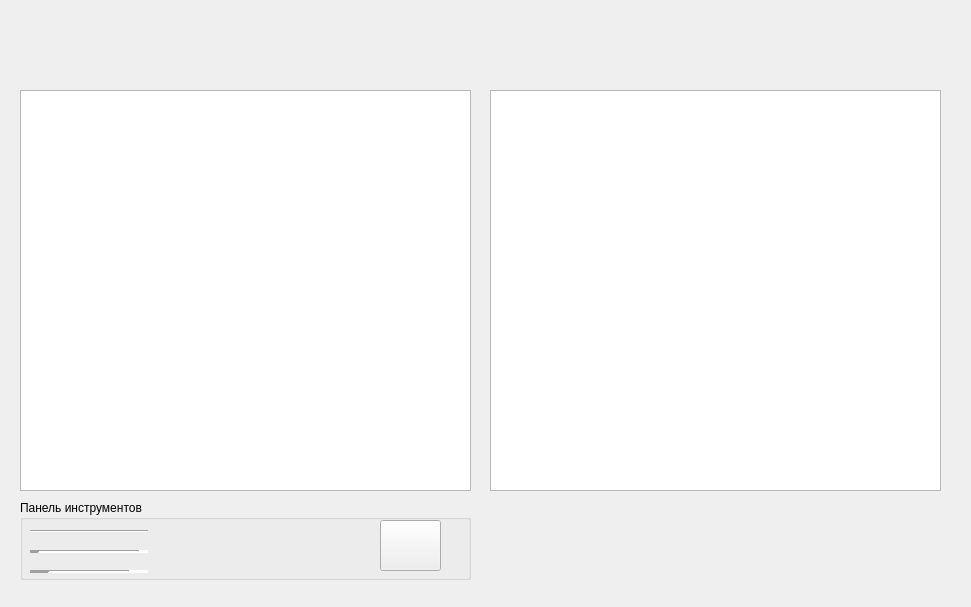
This is widget.ui in vikkiorrikki/Colorist as Qt 5 draws it before an edit. The edited form follows.
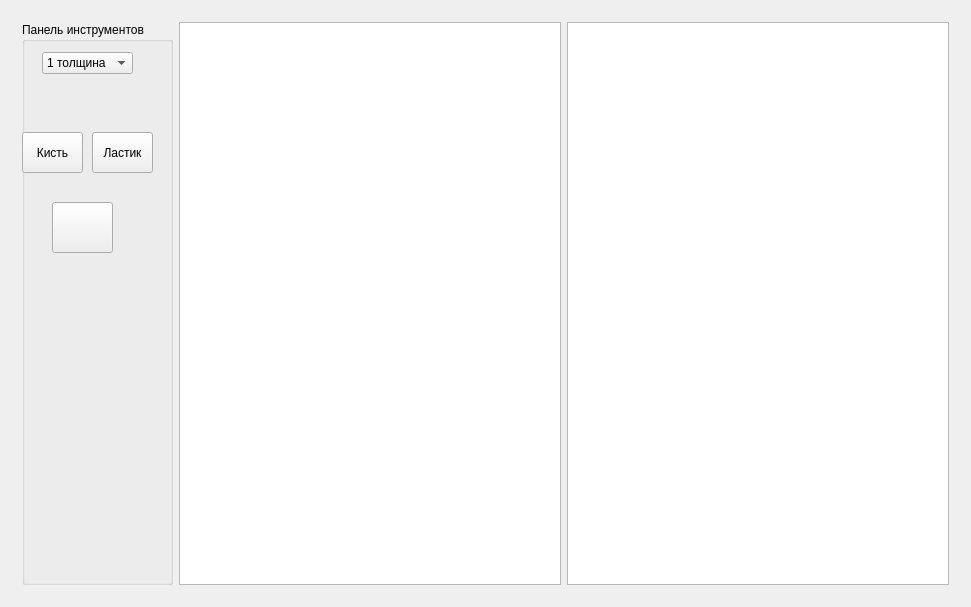
This is the edited form. The open tabs and pages were chosen to show the change.

```diff
--- a/widget.ui
+++ b/widget.ui
@@ -16,15 +16,9 @@
   <property name="autoFillBackground">
    <bool>false</bool>
   </property>
+  <layout class="QHBoxLayout" name="horizontalLayout_3">
+   <item>
   <widget class="QStackedWidget" name="stackedWidget">
-   <property name="geometry">
-    <rect>
-     <x>10</x>
-     <y>10</y>
-     <width>941</width>
-     <height>581</height>
-    </rect>
-   </property>
    <property name="currentIndex">
     <number>1</number>
    </property>
@@ -214,34 +208,14 @@
     </widget>
    </widget>
    <widget class="QWidget" name="page">
-    <widget class="QGraphicsView" name="graphicsView">
-     <property name="geometry">
-      <rect>
-       <x>10</x>
-       <y>80</y>
-       <width>451</width>
-       <height>401</height>
-      </rect>
-     </property>
-    </widget>
-    <widget class="QGraphicsView" name="graphicsView_2">
-     <property name="geometry">
-      <rect>
-       <x>480</x>
-       <y>80</y>
-       <width>451</width>
-       <height>401</height>
-      </rect>
-     </property>
-    </widget>
+      <layout class="QHBoxLayout" name="horizontalLayout_4">
+       <item>
     <widget class="QGroupBox" name="groupBox">
-     <property name="geometry">
-      <rect>
-       <x>10</x>
-       <y>490</y>
-       <width>451</width>
-       <height>80</height>
-      </rect>
+         <property name="minimumSize">
+          <size>
+           <width>0</width>
+           <height>0</height>
+          </size>
      </property>
      <property name="title">
       <string>Панель инструментов</string>
@@ -249,8 +223,8 @@
      <widget class="QPushButton" name="pushButton_2">
       <property name="geometry">
        <rect>
-        <x>360</x>
-        <y>20</y>
+            <x>30</x>
+            <y>180</y>
         <width>61</width>
         <height>51</height>
        </rect>
@@ -259,55 +233,99 @@
        <string/>
       </property>
      </widget>
-     <widget class="Line" name="line">
+         <widget class="QComboBox" name="cmbWidth">
       <property name="geometry">
        <rect>
-        <x>10</x>
+            <x>20</x>
         <y>30</y>
-        <width>118</width>
-        <height>3</height>
-       </rect>
-      </property>
-      <property name="orientation">
-       <enum>Qt::Horizontal</enum>
-      </property>
-     </widget>
-     <widget class="Line" name="line_2">
+            <width>91</width>
+            <height>22</height>
+           </rect>
+          </property>
+          <item>
+           <property name="text">
+            <string>1 толщина</string>
+           </property>
+          </item>
+          <item>
+           <property name="text">
+            <string>2 толщина</string>
+           </property>
+          </item>
+          <item>
+           <property name="text">
+            <string>3 толщина</string>
+           </property>
+          </item>
+         </widget>
+         <widget class="QPushButton" name="btnSetBrush">
       <property name="geometry">
        <rect>
-        <x>10</x>
-        <y>50</y>
-        <width>118</width>
-        <height>3</height>
-       </rect>
-      </property>
-      <property name="lineWidth">
-       <number>10</number>
-      </property>
-      <property name="orientation">
-       <enum>Qt::Horizontal</enum>
-      </property>
-     </widget>
-     <widget class="Line" name="line_3">
+            <x>0</x>
+            <y>110</y>
+            <width>61</width>
+            <height>41</height>
+           </rect>
+          </property>
+          <property name="text">
+           <string>Кисть</string>
+          </property>
+         </widget>
+         <widget class="QPushButton" name="btnSetRuber">
       <property name="geometry">
        <rect>
-        <x>10</x>
-        <y>70</y>
-        <width>118</width>
-        <height>3</height>
-       </rect>
-      </property>
-      <property name="lineWidth">
-       <number>20</number>
-      </property>
-      <property name="orientation">
-       <enum>Qt::Horizontal</enum>
-      </property>
-     </widget>
-    </widget>
+            <x>70</x>
+            <y>110</y>
+            <width>61</width>
+            <height>41</height>
+           </rect>
+          </property>
+          <property name="text">
+           <string>Ластик</string>
+          </property>
+         </widget>
+         <zorder>cmbWidth</zorder>
+         <zorder>btnColor</zorder>
+         <zorder>btnSetBrush</zorder>
+         <zorder>btnSetRuber</zorder>
+        </widget>
+       </item>
+       <item>
+        <widget class="QGraphicsView" name="graphicsView">
+         <property name="sceneRect">
+          <rectf>
+           <x>0.000000000000000</x>
+           <y>0.000000000000000</y>
+           <width>250.000000000000000</width>
+           <height>300.000000000000000</height>
+          </rectf>
+         </property>
+         <property name="alignment">
+          <set>Qt::AlignLeading|Qt::AlignLeft|Qt::AlignTop</set>
+         </property>
+        </widget>
+       </item>
+       <item>
+        <widget class="QGraphicsView" name="graphicsView_2">
+         <property name="interactive">
+          <bool>true</bool>
+         </property>
+         <property name="sceneRect">
+          <rectf>
+           <x>0.000000000000000</x>
+           <y>0.000000000000000</y>
+           <width>250.000000000000000</width>
+           <height>300.000000000000000</height>
+          </rectf>
+         </property>
+        </widget>
+       </item>
+      </layout>
    </widget>
    <widget class="QWidget" name="page_2"/>
   </widget>
+   </item>
+  </layout>
  </widget>
  <layoutdefault spacing="6" margin="11"/>
  <resources/>
```
Left out of the diff: 6 changed lines with no effect on the pictures. Lines whose indentation alone changed are shown as unchanged.
